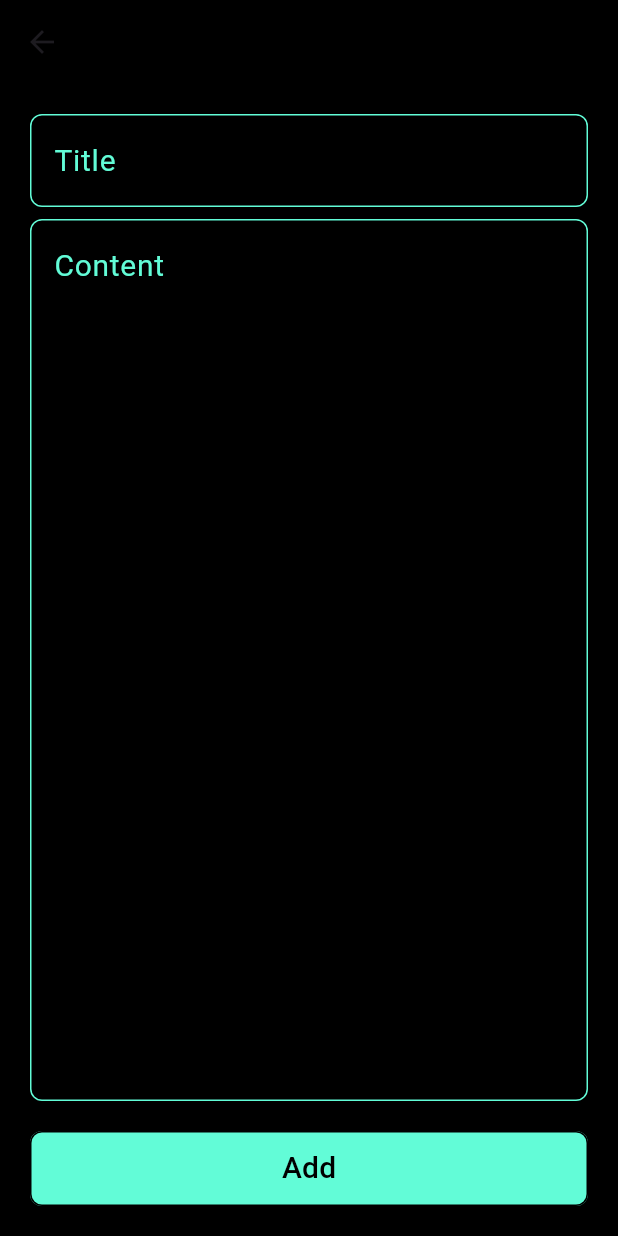
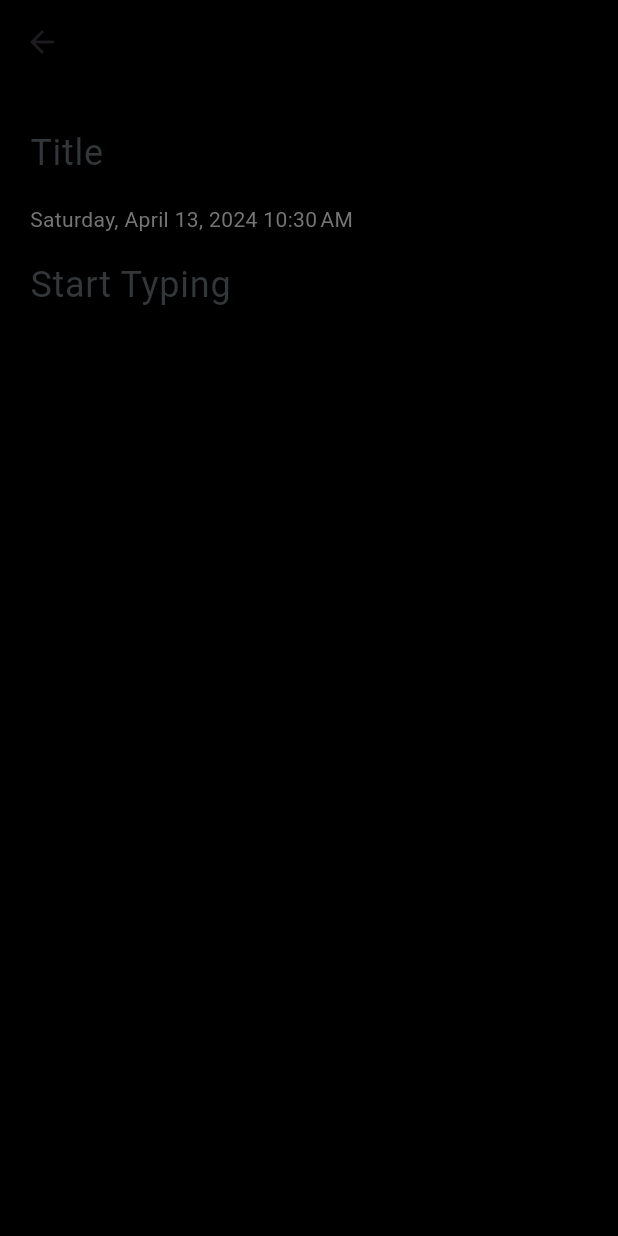
Before and after one commit to Peter-Awod/Notes-App, a Flutter app: the screen it shows after launch, after a tap on the "add" icon, on a phone screen of 412 x 824 dp. Run offline on Flutter 3.47's test engine with Material 3 defaults, Android fonts, the phone set to English and light mode, and no system bars; our stand-ins replace awesome_dialog, bloc, flutter_bloc, hive, hive_flutter; missing offline and left inert: flutter_masonry_view; accounts and stored records are empty; Roboto replaces fonts that are missing (Poppins).

Commit message:
Update add note button logic and ui

```diff
--- a/lib/views/edit_view_body.dart
+++ b/lib/views/edit_view_body.dart
@@ -56,7 +56,7 @@ class _EditViewBodyState extends State<EditViewBody> {
           const SizedBox(
             height: 32,
           ),
-          CustomTextField(
+          CustomTextFormField(
             hintText: 'Title',
             onChanged: (value) {
               title = value;
@@ -68,7 +68,7 @@ class _EditViewBodyState extends State<EditViewBody> {
             height: 10,
           ),
           Expanded(
-            child: CustomTextField(
+            child: CustomTextFormField(
               hintText: 'Content',
               maxLines: 5000,
               onChanged: (value) {
--- a/lib/widgets/Note/add_note_form.dart
+++ b/lib/widgets/Note/add_note_form.dart
@@ -3,10 +3,9 @@ import 'package:flutter_bloc/flutter_bloc.dart';
 import 'package:notes_app/cubit/add_note_cubit/add_note_cubit.dart';
 import 'package:notes_app/cubit/add_note_cubit/add_note_states.dart';
 import 'package:notes_app/models/note_model.dart';
+import 'package:notes_app/widgets/custom/custom_text_field.dart';
+import 'package:notes_app/shared/components/date_format.dart';
 
-import '../../shared/components/date_format.dart';
-import '../custom/custom_button.dart';
-import '../custom/custom_text_field.dart';
 
 class AddNoteForm extends StatefulWidget {
   const AddNoteForm({
@@ -23,60 +22,106 @@ class _AddNoteFormState extends State<AddNoteForm> {
   AutovalidateMode autovalidateMode = AutovalidateMode.disabled;
 
   String? title, subTitle;
+  var titleController = TextEditingController();
+  var contentController = TextEditingController();
 
   @override
   Widget build(BuildContext context) {
-    return Form(
+    return BlocConsumer<AddNoteCubit,AddNoteStates>(
+      listener: (context, state) {
+
+      },
+      builder: (context, state) {
+        if (state is AddNoteLoadingState) {
+          return const LinearProgressIndicator();
+        } else {
+          return Scaffold(
+            appBar: _buildAppBar(),
+            body: Padding(
+              padding: const EdgeInsets.all(20.0),
+              child: Form(
                 key: formKey,
                 autovalidateMode: autovalidateMode,
                 child: Column(
+                  crossAxisAlignment: CrossAxisAlignment.start,
                   children: [
-          CustomTextField(
+                    CustomTextFormField(
                       hintText: 'Title',
+                      textController: titleController,
                       onSaved: (value) {
                         title = value;
+                      },
+                      onChanged: (value) {
+                        title = value;
+                        titleController.text = value;
+                        setState(() {}); // Update UI when title changes
                       },
                     ),
                     const SizedBox(
                       height: 8,
                     ),
+                    Text(
+                      dateTimeFormat(
+                        dateTime: DateTime.now(),
+                      ),
+                      style: TextStyle(color: Colors.grey.shade600),
+                    ),
+                    const SizedBox(
+                      height: 8,
+                    ),
                     Expanded(
-            child: CustomTextField(
-              hintText: 'Content',
+                      child: CustomTextFormField(
+                        hintText: 'Start Typing',
                         maxLines: 5000,
                         onSaved: (value) {
                           subTitle = value;
                         },
+                        onChanged: (value) {
+                          subTitle = value;
+                          contentController.text = value;
+                          setState(() {}); // Update UI when subtitle changes
+                        },
+                        textController: contentController,
                       ),
                     ),
+                    const SizedBox(
+                      height: 20,
+                    ),
 
-          const SizedBox(height: 20 ,),
-          BlocConsumer<AddNoteCubit, AddNoteStates>(
-            listener: (context, state) {},
-            builder: (context, state) {
-              if (state is AddNoteLoadingState) {
-                return const LinearProgressIndicator();
-              } else {
-                return CustomButton(
-                  onPressed: () {
+                  ],
+                ),
+              ),
+            ),
+          );
+        }
+      },
+    );
+  }
+
+  PreferredSizeWidget _buildAppBar() {
+    if (title != null && subTitle != null && title!.isNotEmpty && subTitle!.isNotEmpty) {
+      return AppBar(
+        actions: [
+          IconButton( onPressed: () {
             if (formKey.currentState!.validate()) {
               formKey.currentState!.save();
               var noteModel = NoteModel(
                 title: title!,
                 subTitle: subTitle!,
                 date: dateTimeFormat(dateTime: DateTime.now()),
-                          color: BlocProvider.of<AddNoteCubit>(context).randomColor().value);
+                color: BlocProvider.of<AddNoteCubit>(context)
+                    .randomColor()
+                    .value,
+              );
               BlocProvider.of<AddNoteCubit>(context).addNote(noteModel);
             } else {
               autovalidateMode = AutovalidateMode.always;
             }
-                  },
+          }, icon: const Icon(Icons.check_outlined,))
+        ],
       );
-              }
-            },
-          ),
-        ],
-      ),
-    );
+    } else {
+      return AppBar();
     }
   }
+}
--- a/lib/widgets/Note/add_note_screen.dart
+++ b/lib/widgets/Note/add_note_screen.dart
@@ -14,7 +14,7 @@ class AddNewNoteScreen extends StatelessWidget {
   Widget build(BuildContext context) {
     return BlocProvider(
       create: (context) => AddNoteCubit(),
-        child: BlocConsumer<AddNoteCubit,AddNoteStates>(
+      child: BlocConsumer<AddNoteCubit, AddNoteStates>(
         listener: (context, state) {
           if (state is AddNoteFailureState) {
             if (kDebugMode) {
@@ -28,14 +28,8 @@ class AddNewNoteScreen extends StatelessWidget {
           }
         },
         builder: (context, state) {
-            return Scaffold(
-              appBar: AppBar(),
-              body: const Padding(
-                padding:  EdgeInsets.all(20.0),
-                child:  AddNoteForm(),
-              ),
-            );
+          return  const AddNoteForm();
         },
-        ));
+      ),);
   }
 }
--- a/lib/widgets/custom/custom_app_bar.dart
+++ b/lib/widgets/custom/custom_app_bar.dart
@@ -19,7 +19,7 @@ class CustomAppBar extends StatelessWidget {
           style: const TextStyle(fontSize: 32, color: Colors.white),
         ),
        const  Spacer(),
-        CustomIcon(
+        CustomIconButton(
           icon: icon,
           onPressed: onPressed,
         ),
--- a/lib/widgets/custom/custom_icon.dart
+++ b/lib/widgets/custom/custom_icon.dart
@@ -1,7 +1,7 @@
 import 'package:flutter/material.dart';
 
-class CustomIcon extends StatelessWidget {
-  const CustomIcon({super.key, required this.icon, this.onPressed});
+class CustomIconButton extends StatelessWidget {
+  const CustomIconButton({super.key, required this.icon, this.onPressed});
 
   final IconData icon;
   final void Function()? onPressed;
--- a/lib/widgets/custom/custom_text_field.dart
+++ b/lib/widgets/custom/custom_text_field.dart
@@ -2,14 +2,14 @@ import 'package:flutter/material.dart';
 
 import '../../shared/constants.dart';
 
-class CustomTextField extends StatelessWidget {
+class CustomTextFormField extends StatelessWidget {
   final String hintText;
   final int maxLines;
   final void Function(String)? onChanged;
   final void Function(String?)? onSaved;
   final TextEditingController? textController;
 
-  const CustomTextField({
+  const CustomTextFormField({
     super.key,
     required this.hintText,
     this.maxLines = 1,
@@ -31,18 +31,18 @@ class CustomTextField extends StatelessWidget {
         }
       },
       controller: textController,
-      style: const TextStyle(color: kPrimaryColor),
-      cursorColor: kPrimaryColor,
+      style: const TextStyle(color: kThemeColor),
+      cursorColor: kThemeColor,
       keyboardType: TextInputType.text,
       maxLines: maxLines,
       decoration: InputDecoration(
         hintText: hintText,
         hintStyle: const TextStyle(
-          color: kPrimaryColor,
-          fontSize: 20,
+          color: kThemeColor,
+          fontSize: 24,
         ),
-        enabledBorder: buildOutlineInputBorder(color: kPrimaryColor),
-        focusedBorder: buildOutlineInputBorder(color: kPrimaryColor),
+        border: InputBorder.none,
+
       ),
     );
   }
```
Also changed, not shown: 1 other file. Lines whose indentation alone changed are shown as unchanged.
